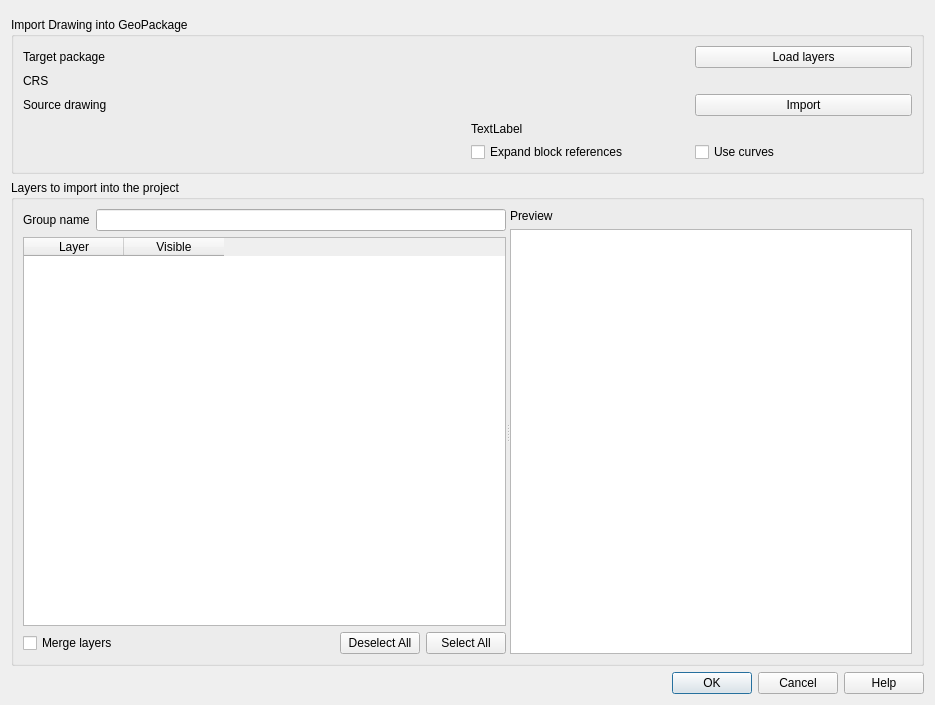
Old version of the form src/ui/qgsdwgimportbase.ui in the repository domi4484/QGIS.
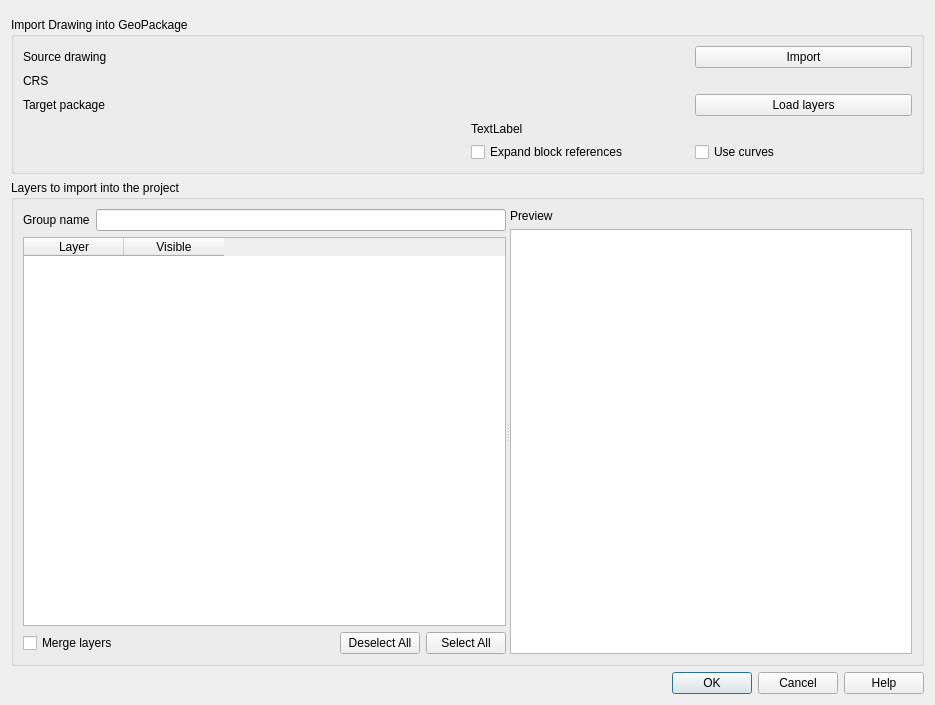
New version of the form. Custom widgets are drawn as their Qt base class.

Commit message: Simpler dwg/dxf import dialog

The edit to the form file:
```diff
--- a/src/ui/qgsdwgimportbase.ui
+++ b/src/ui/qgsdwgimportbase.ui
@@ -33,7 +33,7 @@
       <item row="3" column="1">
        <layout class="QHBoxLayout" name="horizontalLayout_2">
         <item>
-         <widget class="QgsFileWidget" name="leDrawing" native="true">
+         <widget class="QgsFileWidget" name="mDatabaseFileWidget" native="true">
           <property name="dialogTitle" stdset="0">
            <string>Select DWG/DXF file</string>
           </property>
@@ -43,9 +43,9 @@
          </widget>
         </item>
         <item>
-         <widget class="QPushButton" name="pbImportDrawing">
+         <widget class="QPushButton" name="pbLoadDatabase">
           <property name="text">
-           <string>Import</string>
+           <string>Load layers</string>
           </property>
          </widget>
         </item>
@@ -54,7 +54,7 @@
       <item row="3" column="0">
        <widget class="QLabel" name="label_2">
         <property name="text">
-         <string>Source drawing</string>
+         <string>Target package</string>
         </property>
         <property name="buddy">
          <cstring>leDrawing</cstring>
@@ -64,7 +64,7 @@
       <item row="0" column="0">
        <widget class="QLabel" name="label">
         <property name="text">
-         <string>Target package</string>
+         <string>Source drawing</string>
         </property>
        </widget>
       </item>
@@ -81,7 +81,7 @@
       <item row="0" column="1">
        <layout class="QHBoxLayout" name="horizontalLayout">
         <item>
-         <widget class="QgsFileWidget" name="mDatabaseFileWidget" native="true">
+         <widget class="QgsFileWidget" name="mSourceDrawingFileWidget" native="true">
           <property name="dialogTitle" stdset="0">
            <string>Select GeoPackage Database</string>
           </property>
@@ -91,9 +91,9 @@
          </widget>
         </item>
         <item>
-         <widget class="QPushButton" name="pbLoadDatabase">
+         <widget class="QPushButton" name="pbImportDrawing">
           <property name="text">
-           <string>Load layers</string>
+           <string>Import</string>
           </property>
          </widget>
         </item>
```
Left out of the diff: 8 changed lines with no effect on the pictures. The commit also changes 1 other file.
